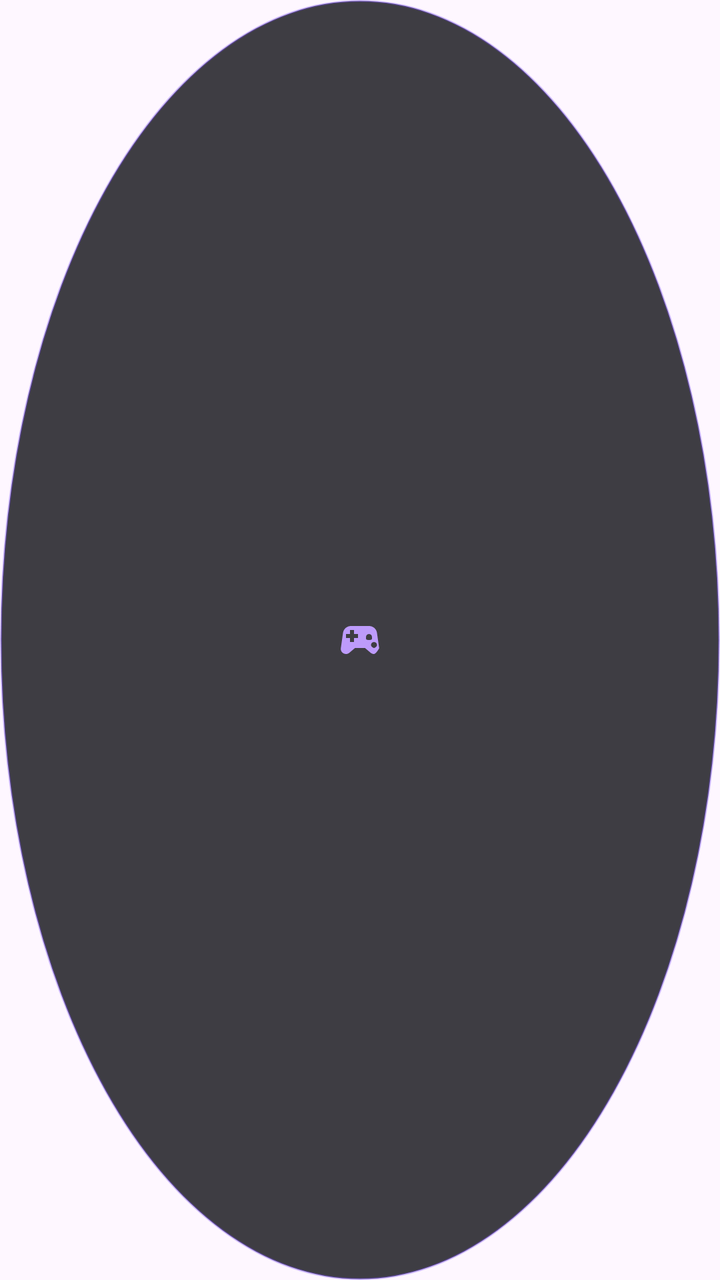
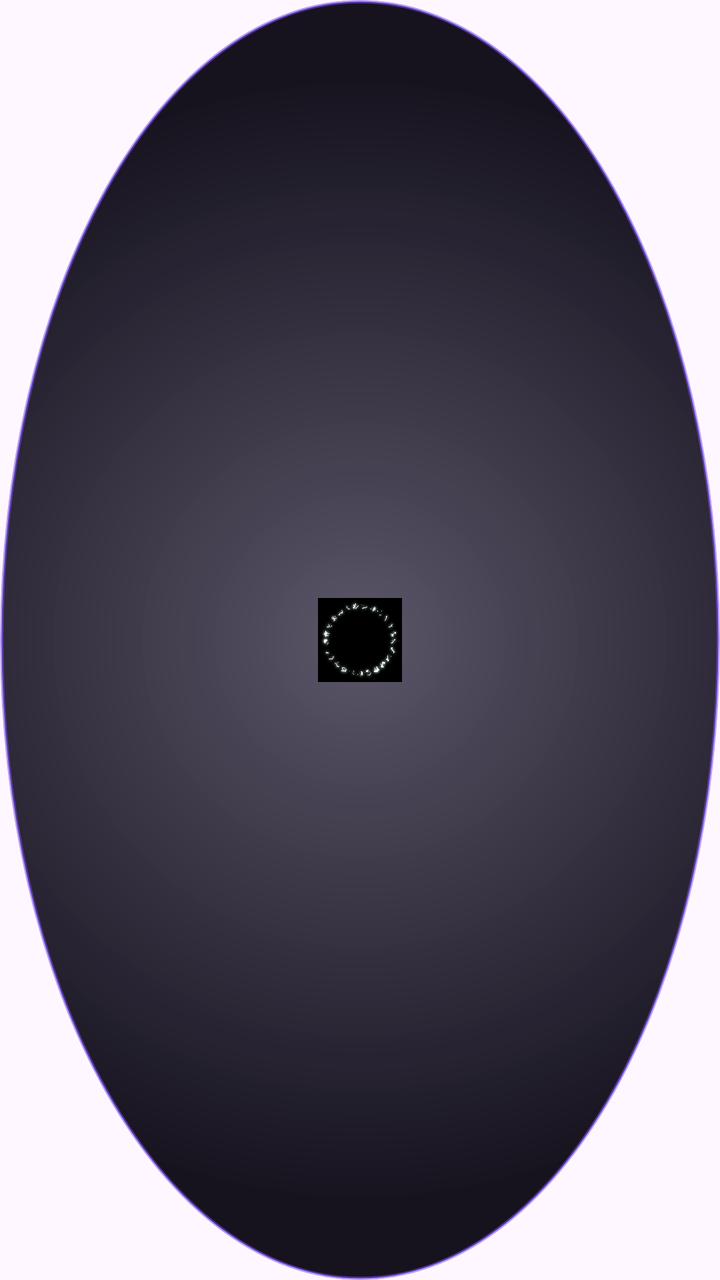

Screens rendered from an Android XML layout before and after an edit, with the pre-edit source and the edit as a unified diff.
<!-- AndroidManifest.xml: application theme Theme.Muimex11 -->
<!-- res/layout/layout_game_space.xml -->
<?xml version="1.0" encoding="utf-8"?>
<LinearLayout xmlns:android="http://schemas.android.com/apk/res/android"
    android:id="@+id/gsBubble"
    android:layout_width="46dp"
    android:layout_height="46dp"
    android:background="@drawable/bg_gamespace_bubble"
    android:gravity="center"
    android:orientation="vertical">

    <ImageView
        android:layout_width="24dp"
        android:layout_height="24dp"
        android:contentDescription="@string/btn_gamespace"
        android:src="@drawable/ic_gamespace"
        android:tint="#BD9BFB" />
</LinearLayout>
<!-- resources referenced by this layout -->
<resources>
  <!-- drawable bg_gamespace_bubble (drawable) -->
  <?xml version="1.0" encoding="utf-8"?>
  <shape xmlns:android="http://schemas.android.com/apk/res/android" android:shape="oval">
      <solid android:color="#CB0D0F14" />
      <stroke android:width="1dp" android:color="#597C4DFF" />
  </shape>
  <!-- drawable ic_gamespace (drawable) -->
  <vector xmlns:android="http://schemas.android.com/apk/res/android"
      android:width="24dp"
      android:height="24dp"
      android:viewportWidth="24"
      android:viewportHeight="24">
      <path
          android:fillColor="#FF000000"
          android:pathData="M21.58,16.09l-1.09,-7.66C20.21,6.46 18.52,5 16.53,5H7.47C5.48,5 3.79,6.46 3.51,8.43l-1.09,7.66C2.2,17.63 3.39,19 5.02,19c0.61,0 1.2,-0.22 1.67,-0.62L9.5,16h5l2.81,2.38c0.47,0.4 1.06,0.62 1.67,0.62C19.61,19 20.8,17.63 21.58,16.09zM11,11H9v2H7v-2H5V9h2V7h2v2h2V11zM15,10.5c0,-0.83 0.67,-1.5 1.5,-1.5s1.5,0.67 1.5,1.5S18.33,12 16.5,12S15,11.33 15,10.5zM17.5,14.5c0,-0.83 0.67,-1.5 1.5,-1.5s1.5,0.67 1.5,1.5S19.33,16 19,16S17.5,15.33 17.5,14.5z" />
  </vector>
  <string name="btn_gamespace">Game Space</string>
  <style name="Theme.Muimex11" parent="Base.Theme.Muimex11" />
  <style name="Base.Theme.Muimex11" parent="Theme.Material3.DayNight.NoActionBar">
          
          
          <item name="android:fontFamily">@font/app_font</item>
      </style>
</resources>

<!-- the commit's change to res/layout/layout_game_space.xml (unified diff, before → after) -->
@@ -1,16 +1,17 @@
 <?xml version="1.0" encoding="utf-8"?>
-<LinearLayout xmlns:android="http://schemas.android.com/apk/res/android"
+<FrameLayout xmlns:android="http://schemas.android.com/apk/res/android"
     android:id="@+id/gsBubble"
-    android:layout_width="46dp"
-    android:layout_height="46dp"
+    android:layout_width="56dp"
+    android:layout_height="56dp"
     android:background="@drawable/bg_gamespace_bubble"
-    android:gravity="center"
+    android:clipToOutline="true"
     android:orientation="vertical">
 
     <ImageView
-        android:layout_width="24dp"
-        android:layout_height="24dp"
+        android:layout_width="42dp"
+        android:layout_height="42dp"
+        android:layout_gravity="center"
         android:contentDescription="@string/btn_gamespace"
-        android:src="@drawable/ic_gamespace"
-        android:tint="#BD9BFB" />
-</LinearLayout>
+        android:scaleType="fitCenter"
+        android:src="@drawable/gamespace_ring" />
+</FrameLayout>
<!-- resource entries referenced after the edit -->
@@ -2,20 +2,21 @@
 <resources>
   <!-- drawable bg_gamespace_bubble (drawable) -->
   <?xml version="1.0" encoding="utf-8"?>
-  <shape xmlns:android="http://schemas.android.com/apk/res/android" android:shape="oval">
-      <solid android:color="#CB0D0F14" />
-      <stroke android:width="1dp" android:color="#597C4DFF" />
-  </shape>
-  <!-- drawable ic_gamespace (drawable) -->
-  <vector xmlns:android="http://schemas.android.com/apk/res/android"
-      android:width="24dp"
-      android:height="24dp"
-      android:viewportWidth="24"
-      android:viewportHeight="24">
-      <path
-          android:fillColor="#FF000000"
-          android:pathData="M21.58,16.09l-1.09,-7.66C20.21,6.46 18.52,5 16.53,5H7.47C5.48,5 3.79,6.46 3.51,8.43l-1.09,7.66C2.2,17.63 3.39,19 5.02,19c0.61,0 1.2,-0.22 1.67,-0.62L9.5,16h5l2.81,2.38c0.47,0.4 1.06,0.62 1.67,0.62C19.61,19 20.8,17.63 21.58,16.09zM11,11H9v2H7v-2H5V9h2V7h2v2h2V11zM15,10.5c0,-0.83 0.67,-1.5 1.5,-1.5s1.5,0.67 1.5,1.5S18.33,12 16.5,12S15,11.33 15,10.5zM17.5,14.5c0,-0.83 0.67,-1.5 1.5,-1.5s1.5,0.67 1.5,1.5S19.33,16 19,16S17.5,15.33 17.5,14.5z" />
-  </vector>
+  <layer-list xmlns:android="http://schemas.android.com/apk/res/android">
+      <item>
+          <shape android:shape="oval">
+              <gradient
+                  android:type="radial"
+                  android:gradientRadius="78%"
+                  android:startColor="#B3151128"
+                  android:endColor="#F20A0613" />
+              <stroke
+                  android:width="1.5dp"
+                  android:color="#8C7C4DFF" />
+          </shape>
+      </item>
+  </layer-list>
+  <!-- drawable gamespace_ring: jpg bitmap (drawable-nodpi, 15188 bytes) -->
   <string name="btn_gamespace">Game Space</string>
   <style name="Theme.Muimex11" parent="Base.Theme.Muimex11" />
   <style name="Base.Theme.Muimex11" parent="Theme.Material3.DayNight.NoActionBar">
